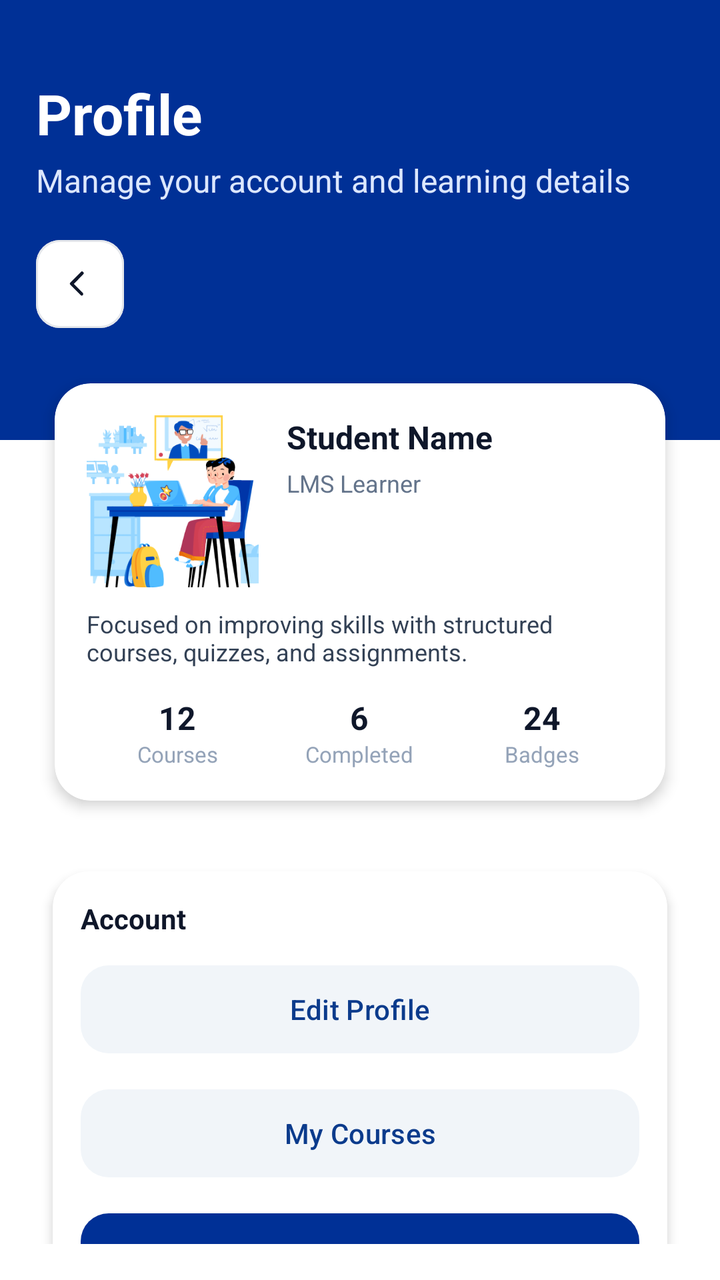
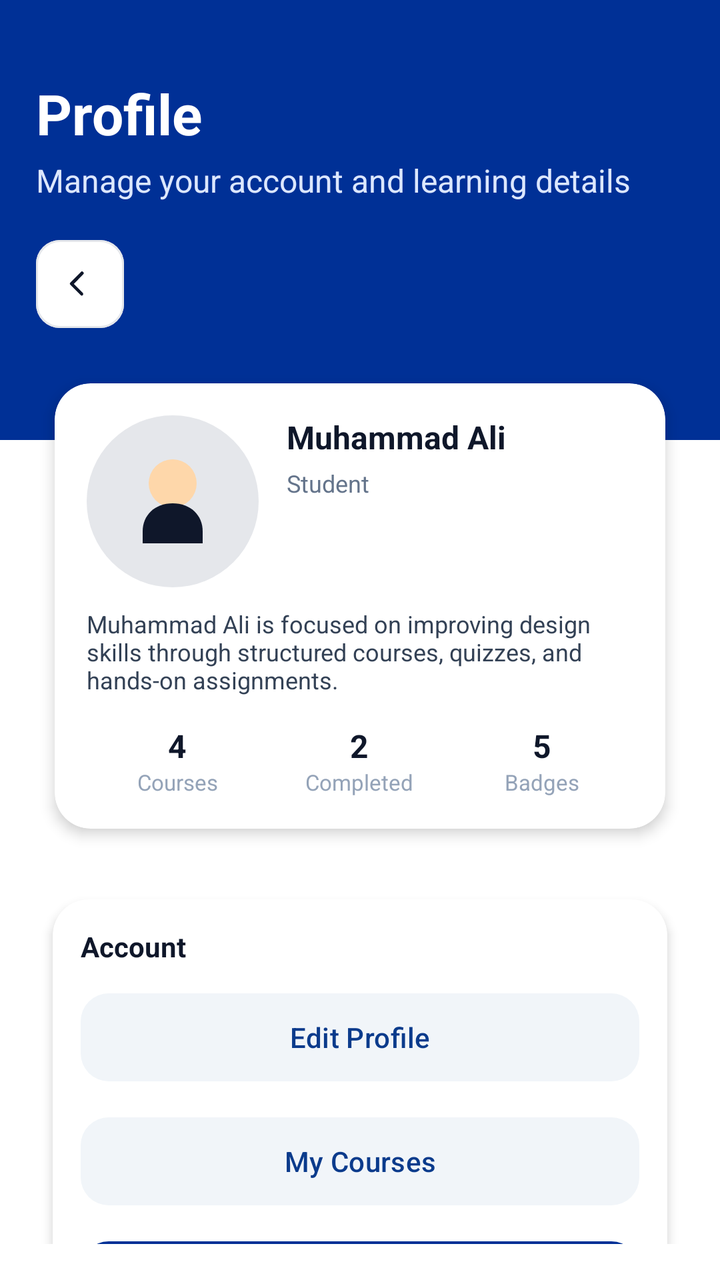

Compare the two renders of this Android layout. The source of the first and the diff that turns it into the second are given below.
<!-- AndroidManifest.xml: application theme Theme.App_Project -->
<!-- res/layout/fragment_profile.xml -->
<?xml version="1.0" encoding="utf-8"?>
<androidx.constraintlayout.widget.ConstraintLayout
    xmlns:android="http://schemas.android.com/apk/res/android"
    xmlns:app="http://schemas.android.com/apk/res-auto"
    android:id="@+id/main"
    android:layout_width="match_parent"
    android:layout_height="match_parent"
    android:background="#FFFFFF">

    <View
        android:id="@+id/headerBg"
        android:layout_width="0dp"
        android:layout_height="220dp"
        android:background="@color/primary_blue"
        app:layout_constraintTop_toTopOf="parent"
        app:layout_constraintStart_toStartOf="parent"
        app:layout_constraintEnd_toEndOf="parent" />

    <TextView
        android:id="@+id/tvHeaderTitle"
        android:layout_width="wrap_content"
        android:layout_height="wrap_content"
        android:layout_marginStart="18dp"
        android:layout_marginTop="38dp"
        android:text="Profile"
        android:textColor="#FFFFFF"
        android:textStyle="bold"
        android:textSize="28sp"
        app:layout_constraintTop_toTopOf="parent"
        app:layout_constraintStart_toStartOf="parent" />

    <TextView
        android:id="@+id/tvHeaderSub"
        android:layout_width="wrap_content"
        android:layout_height="wrap_content"
        android:layout_marginTop="4dp"
        android:text="Manage your account and learning details"
        android:textColor="#DCE7FF"
        android:textSize="16sp"
        app:layout_constraintTop_toBottomOf="@id/tvHeaderTitle"
        app:layout_constraintStart_toStartOf="@id/tvHeaderTitle" />

    <com.google.android.material.button.MaterialButton
        android:id="@+id/btnBack"
        android:layout_width="44dp"
        android:layout_height="44dp"
        android:layout_marginStart="18dp"
        android:layout_marginTop="120dp"
        android:insetLeft="0dp"
        android:insetRight="0dp"
        android:insetTop="0dp"
        android:insetBottom="0dp"
        android:minWidth="0dp"
        android:minHeight="0dp"
        android:padding="10dp"
        app:icon="@drawable/ic_back"
        app:iconSize="20dp"
        app:iconTint="#0F172A"
        app:backgroundTint="#FFFFFF"
        app:strokeColor="#E5E7EB"
        app:strokeWidth="1dp"
        app:cornerRadius="12dp"
        app:layout_constraintTop_toTopOf="parent"
        app:layout_constraintStart_toStartOf="parent" />

    <androidx.constraintlayout.widget.ConstraintLayout
        android:id="@+id/content"
        android:layout_width="0dp"
        android:layout_height="0dp"
        android:layout_marginTop="-40dp"
        android:paddingStart="18dp"
        android:paddingEnd="18dp"
        android:paddingBottom="18dp"
        app:layout_constraintTop_toBottomOf="@id/headerBg"
        app:layout_constraintBottom_toBottomOf="parent"
        app:layout_constraintStart_toStartOf="parent"
        app:layout_constraintEnd_toEndOf="parent">

        <androidx.cardview.widget.CardView
            android:id="@+id/cardProfile"
            android:layout_width="0dp"
            android:layout_height="wrap_content"
            app:cardCornerRadius="18dp"
            app:cardElevation="4dp"
            app:cardUseCompatPadding="true"
            app:layout_constraintTop_toTopOf="parent"
            app:layout_constraintStart_toStartOf="parent"
            app:layout_constraintEnd_toEndOf="parent">

            <androidx.constraintlayout.widget.ConstraintLayout
                android:layout_width="match_parent"
                android:layout_height="wrap_content"
                android:padding="16dp">

                <ImageView
                    android:id="@+id/imgAvatar"
                    android:layout_width="86dp"
                    android:layout_height="86dp"
                    android:src="@drawable/img2"
                    android:scaleType="centerCrop"
                    android:background="@drawable/img2"
                    android:clipToOutline="true"
                    app:layout_constraintTop_toTopOf="parent"
                    app:layout_constraintStart_toStartOf="parent" />

                <TextView
                    android:id="@+id/tvName"
                    android:layout_width="0dp"
                    android:layout_height="wrap_content"
                    android:layout_marginStart="14dp"
                    android:text="Student Name"
                    android:textColor="#0F172A"
                    android:textStyle="bold"
                    android:textSize="16sp"
                    app:layout_constraintTop_toTopOf="@id/imgAvatar"
                    app:layout_constraintStart_toEndOf="@id/imgAvatar"
                    app:layout_constraintEnd_toEndOf="parent" />

                <TextView
                    android:id="@+id/tvRole"
                    android:layout_width="0dp"
                    android:layout_height="wrap_content"
                    android:layout_marginStart="14dp"
                    android:layout_marginTop="4dp"
                    android:text="LMS Learner"
                    android:textColor="#64748B"
                    android:textSize="12sp"
                    app:layout_constraintTop_toBottomOf="@id/tvName"
                    app:layout_constraintStart_toEndOf="@id/imgAvatar"
                    app:layout_constraintEnd_toEndOf="parent" />

                <TextView
                    android:id="@+id/tvBio"
                    android:layout_width="0dp"
                    android:layout_height="wrap_content"
                    android:layout_marginTop="10dp"
                    android:text="Focused on improving skills with structured courses, quizzes, and assignments."
                    android:textColor="#334155"
                    android:textSize="12sp"
                    app:layout_constraintTop_toBottomOf="@id/imgAvatar"
                    app:layout_constraintStart_toStartOf="parent"
                    app:layout_constraintEnd_toEndOf="parent" />

                <LinearLayout
                    android:id="@+id/statsRow"
                    android:layout_width="0dp"
                    android:layout_height="wrap_content"
                    android:layout_marginTop="14dp"
                    android:orientation="horizontal"
                    android:weightSum="3"
                    app:layout_constraintTop_toBottomOf="@id/tvBio"
                    app:layout_constraintStart_toStartOf="parent"
                    app:layout_constraintEnd_toEndOf="parent">

                    <LinearLayout
                        android:layout_width="0dp"
                        android:layout_height="wrap_content"
                        android:layout_weight="1"
                        android:gravity="center"
                        android:orientation="vertical">

                        <TextView
                            android:layout_width="wrap_content"
                            android:layout_height="wrap_content"
                            android:text="12"
                            android:textColor="#0F172A"
                            android:textStyle="bold"
                            android:textSize="16sp" />

                        <TextView
                            android:layout_width="wrap_content"
                            android:layout_height="wrap_content"
                            android:text="Courses"
                            android:textColor="#94A3B8"
                            android:textSize="11sp" />
                    </LinearLayout>

                    <LinearLayout
                        android:layout_width="0dp"
                        android:layout_height="wrap_content"
                        android:layout_weight="1"
                        android:gravity="center"
                        android:orientation="vertical">

                        <TextView
                            android:layout_width="wrap_content"
                            android:layout_height="wrap_content"
                            android:text="6"
                            android:textColor="#0F172A"
                            android:textStyle="bold"
                            android:textSize="16sp" />

                        <TextView
                            android:layout_width="wrap_content"
                            android:layout_height="wrap_content"
                            android:text="Completed"
                            android:textColor="#94A3B8"
                            android:textSize="11sp" />
                    </LinearLayout>

                    <LinearLayout
                        android:layout_width="0dp"
                        android:layout_height="wrap_content"
                        android:layout_weight="1"
                        android:gravity="center"
                        android:orientation="vertical">

                        <TextView
                            android:layout_width="wrap_content"
                            android:layout_height="wrap_content"
                            android:text="24"
                            android:textColor="#0F172A"
                            android:textStyle="bold"
                            android:textSize="16sp" />

                        <TextView
                            android:layout_width="wrap_content"
                            android:layout_height="wrap_content"
                            android:text="Badges"
                            android:textColor="#94A3B8"
                            android:textSize="11sp" />
                    </LinearLayout>

                </LinearLayout>

            </androidx.constraintlayout.widget.ConstraintLayout>
        </androidx.cardview.widget.CardView>

        <androidx.cardview.widget.CardView
            android:id="@+id/cardActions"
            android:layout_width="0dp"
            android:layout_height="wrap_content"
            android:layout_marginTop="14dp"
            app:cardCornerRadius="18dp"
            app:cardElevation="3dp"
            app:cardUseCompatPadding="true"
            app:layout_constraintTop_toBottomOf="@id/cardProfile"
            app:layout_constraintStart_toStartOf="parent"
            app:layout_constraintEnd_toEndOf="parent">

            <LinearLayout
                android:layout_width="match_parent"
                android:layout_height="wrap_content"
                android:orientation="vertical"
                android:padding="14dp">

                <TextView
                    android:layout_width="wrap_content"
                    android:layout_height="wrap_content"
                    android:text="Account"
                    android:textColor="#0F172A"
                    android:textStyle="bold"
                    android:textSize="14sp" />

                <com.google.android.material.button.MaterialButton
                    android:id="@+id/btnEditProfile"
                    android:layout_width="match_parent"
                    android:layout_height="52dp"
                    android:layout_marginTop="10dp"
                    android:text="Edit Profile"
                    android:textAllCaps="false"
                    android:textColor="#0B3B8C"
                    app:backgroundTint="#F1F5F9"
                    app:cornerRadius="14dp" />

                <com.google.android.material.button.MaterialButton
                    android:id="@+id/btnMyCourses"
                    android:layout_width="match_parent"
                    android:layout_height="52dp"
                    android:layout_marginTop="10dp"
                    android:text="My Courses"
                    android:textAllCaps="false"
                    android:textColor="#0B3B8C"
                    app:backgroundTint="#F1F5F9"
                    app:cornerRadius="14dp" />

                <com.google.android.material.button.MaterialButton
                    android:id="@+id/btnLogout"
                    android:layout_width="match_parent"
                    android:layout_height="52dp"
                    android:layout_marginTop="10dp"
                    android:text="Logout"
                    android:textAllCaps="false"
                    android:textColor="#FFFFFF"
                    app:backgroundTint="@color/primary_blue"
                    app:cornerRadius="14dp" />

            </LinearLayout>
        </androidx.cardview.widget.CardView>

    </androidx.constraintlayout.widget.ConstraintLayout>

</androidx.constraintlayout.widget.ConstraintLayout>
<!-- resources referenced by this layout -->
<resources>
  <color name="primary_blue">#003096</color>
  <!-- drawable ic_back (drawable) -->
  <?xml version="1.0" encoding="utf-8"?>
  <vector xmlns:android="http://schemas.android.com/apk/res/android"
      android:width="24dp"
      android:height="24dp"
      android:viewportWidth="24"
      android:viewportHeight="24">
      <path
          android:fillColor="@color/black"
          android:pathData="M15.5,19a1,1 0,0 1,-0.7 -0.3l-6.2,-6.2a1,1 0,0 1,0 -1.4l6.2,-6.2a1,1 0,1 1,1.4 1.4L10.7,12l5.5,5.5A1,1 0,0 1,15.5 19z"/>
  </vector>
  <!-- drawable img2: png bitmap (drawable, 28436 bytes) -->
  <style name="Theme.App_Project" parent="Base.Theme.App_Project" />
  <color name="black">#111827</color>
  <style name="Base.Theme.App_Project" parent="Theme.Material3.DayNight.NoActionBar">
  
  
  
      </style>
</resources>

<!-- the commit's change to res/layout/fragment_profile.xml (unified diff, before → after) -->
@@ -63,8 +63,9 @@
         app:layout_constraintTop_toTopOf="parent"
         app:layout_constraintStart_toStartOf="parent" />
 
-    <androidx.constraintlayout.widget.ConstraintLayout
-        android:id="@+id/content"
+    
+    <androidx.core.widget.NestedScrollView
+        android:id="@+id/scrollContent"
         android:layout_width="0dp"
         android:layout_height="0dp"
         android:layout_marginTop="-40dp"
@@ -76,218 +77,219 @@
         app:layout_constraintStart_toStartOf="parent"
         app:layout_constraintEnd_toEndOf="parent">
 
-        <androidx.cardview.widget.CardView
-            android:id="@+id/cardProfile"
-            android:layout_width="0dp"
+        <LinearLayout
+            android:id="@+id/content"
+            android:layout_width="match_parent"
             android:layout_height="wrap_content"
-            app:cardCornerRadius="18dp"
-            app:cardElevation="4dp"
-            app:cardUseCompatPadding="true"
-            app:layout_constraintTop_toTopOf="parent"
-            app:layout_constraintStart_toStartOf="parent"
-            app:layout_constraintEnd_toEndOf="parent">
-
-            <androidx.constraintlayout.widget.ConstraintLayout
+            android:orientation="vertical">
+
+            <androidx.cardview.widget.CardView
+                android:id="@+id/cardProfile"
                 android:layout_width="match_parent"
                 android:layout_height="wrap_content"
-                android:padding="16dp">
-
-                <ImageView
-                    android:id="@+id/imgAvatar"
-                    android:layout_width="86dp"
-                    android:layout_height="86dp"
-                    android:src="@drawable/img2"
-                    android:scaleType="centerCrop"
-                    android:background="@drawable/img2"
-                    android:clipToOutline="true"
-                    app:layout_constraintTop_toTopOf="parent"
-                    app:layout_constraintStart_toStartOf="parent" />
-
-                <TextView
-                    android:id="@+id/tvName"
-                    android:layout_width="0dp"
+                app:cardCornerRadius="18dp"
+                app:cardElevation="4dp"
+                app:cardUseCompatPadding="true">
+
+                <androidx.constraintlayout.widget.ConstraintLayout
+                    android:layout_width="match_parent"
                     android:layout_height="wrap_content"
-                    android:layout_marginStart="14dp"
-                    android:text="Student Name"
-                    android:textColor="#0F172A"
-                    android:textStyle="bold"
-                    android:textSize="16sp"
-                    app:layout_constraintTop_toTopOf="@id/imgAvatar"
-                    app:layout_constraintStart_toEndOf="@id/imgAvatar"
-                    app:layout_constraintEnd_toEndOf="parent" />
-
-                <TextView
-                    android:id="@+id/tvRole"
-                    android:layout_width="0dp"
-                    android:layout_height="wrap_content"
-                    android:layout_marginStart="14dp"
-                    android:layout_marginTop="4dp"
-                    android:text="LMS Learner"
-                    android:textColor="#64748B"
-                    android:textSize="12sp"
-                    app:layout_constraintTop_toBottomOf="@id/tvName"
-                    app:layout_constraintStart_toEndOf="@id/imgAvatar"
-                    app:layout_constraintEnd_toEndOf="parent" />
-
-                <TextView
-                    android:id="@+id/tvBio"
-                    android:layout_width="0dp"
-                    android:layout_height="wrap_content"
-                    android:layout_marginTop="10dp"
-                    android:text="Focused on improving skills with structured courses, quizzes, and assignments."
-                    android:textColor="#334155"
-                    android:textSize="12sp"
-                    app:layout_constraintTop_toBottomOf="@id/imgAvatar"
-                    app:layout_constraintStart_toStartOf="parent"
-                    app:layout_constraintEnd_toEndOf="parent" />
-
-                <LinearLayout
-                    android:id="@+id/statsRow"
-                    android:layout_width="0dp"
-                    android:layout_height="wrap_content"
-                    android:layout_marginTop="14dp"
-                    android:orientation="horizontal"
-                    android:weightSum="3"
-                    app:layout_constraintTop_toBottomOf="@id/tvBio"
-                    app:layout_constraintStart_toStartOf="parent"
-                    app:layout_constraintEnd_toEndOf="parent">
+                    android:padding="16dp">
+
+                    <ImageView
+                        android:id="@+id/imgAvatar"
+                        android:layout_width="86dp"
+                        android:layout_height="86dp"
+                        android:src="@drawable/ic_male_avatar"
+                        android:scaleType="centerCrop"
+                        android:background="@android:color/transparent"
+                        android:clipToOutline="true"
+                        app:layout_constraintTop_toTopOf="parent"
+                        app:layout_constraintStart_toStartOf="parent" />
+
+                    <TextView
+                        android:id="@+id/tvName"
+                        android:layout_width="0dp"
+                        android:layout_height="wrap_content"
+                        android:layout_marginStart="14dp"
+                        android:text="Muhammad Ali"
+                        android:textColor="#0F172A"
+                        android:textStyle="bold"
+                        android:textSize="16sp"
+                        app:layout_constraintTop_toTopOf="@id/imgAvatar"
+                        app:layout_constraintStart_toEndOf="@id/imgAvatar"
+                        app:layout_constraintEnd_toEndOf="parent" />
+
+                    <TextView
+                        android:id="@+id/tvRole"
+                        android:layout_width="0dp"
+                        android:layout_height="wrap_content"
+                        android:layout_marginStart="14dp"
+                        android:layout_marginTop="4dp"
+                        android:text="Student"
+                        android:textColor="#64748B"
+                        android:textSize="12sp"
+                        app:layout_constraintTop_toBottomOf="@id/tvName"
+                        app:layout_constraintStart_toEndOf="@id/imgAvatar"
+                        app:layout_constraintEnd_toEndOf="parent" />
+
+                    <TextView
+                        android:id="@+id/tvBio"
+                        android:layout_width="0dp"
+                        android:layout_height="wrap_content"
+                        android:layout_marginTop="10dp"
+                        android:text="Muhammad Ali is focused on improving design skills through structured courses, quizzes, and hands-on assignments."
+                        android:textColor="#334155"
+                        android:textSize="12sp"
+                        app:layout_constraintTop_toBottomOf="@id/imgAvatar"
+                        app:layout_constraintStart_toStartOf="parent"
+                        app:layout_constraintEnd_toEndOf="parent" />
 
                     <LinearLayout
-                        android:layout_width="0dp"
-                        android:layout_height="wrap_content"
-                        android:layout_weight="1"
-                        android:gravity="center"
-                        android:orientation="vertical">
-
-                        <TextView
-                            android:layout_width="wrap_content"
+                        android:id="@+id/statsRow"
+                        android:layout_width="0dp"
+                        android:layout_height="wrap_content"
+                        android:layout_marginTop="14dp"
+                        android:orientation="horizontal"
+                        android:weightSum="3"
+                        app:layout_constraintTop_toBottomOf="@id/tvBio"
+                        app:layout_constraintStart_toStartOf="parent"
+                        app:layout_constraintEnd_toEndOf="parent">
+
+                        <LinearLayout
+                            android:layout_width="0dp"
                             android:layout_height="wrap_content"
-                            android:text="12"
-                            android:textColor="#0F172A"
-                            android:textStyle="bold"
-                            android:textSize="16sp" />
-
-                        <TextView
-                            android:layout_width="wrap_content"
+                            android:layout_weight="1"
+                            android:gravity="center"
+                            android:orientation="vertical">
+
+                            <TextView
+                                android:layout_width="wrap_content"
+                                android:layout_height="wrap_content"
+                                android:text="4"
+                                android:textColor="#0F172A"
+                                android:textStyle="bold"
+                                android:textSize="16sp" />
+
+                            <TextView
+                                android:layout_width="wrap_content"
+                                android:layout_height="wrap_content"
+                                android:text="Courses"
+                                android:textColor="#94A3B8"
+                                android:textSize="11sp" />
+                        </LinearLayout>
+
+                        <LinearLayout
+                            android:layout_width="0dp"
                             android:layout_height="wrap_content"
-                            android:text="Courses"
-                            android:textColor="#94A3B8"
-                            android:textSize="11sp" />
+                            android:layout_weight="1"
+                            android:gravity="center"
+                            android:orientation="vertical">
+
+                            <TextView
+                                android:layout_width="wrap_content"
+                                android:layout_height="wrap_content"
+                                android:text="2"
+                                android:textColor="#0F172A"
+                                android:textStyle="bold"
+                                android:textSize="16sp" />
+
+                            <TextView
+                                android:layout_width="wrap_content"
+                                android:layout_height="wrap_content"
+                                android:text="Completed"
+                                android:textColor="#94A3B8"
+                                android:textSize="11sp" />
+                        </LinearLayout>
+
+                        <LinearLayout
+                            android:layout_width="0dp"
+                            android:layout_height="wrap_content"
+                            android:layout_weight="1"
+                            android:gravity="center"
+                            android:orientation="vertical">
+
+                            <TextView
+                                android:layout_width="wrap_content"
+                                android:layout_height="wrap_content"
+                                android:text="5"
+                                android:textColor="#0F172A"
+                                android:textStyle="bold"
+                                android:textSize="16sp" />
+
+                            <TextView
+                                android:layout_width="wrap_content"
+                                android:layout_height="wrap_content"
+                                android:text="Badges"
+                                android:textColor="#94A3B8"
+                                android:textSize="11sp" />
+                        </LinearLayout>
+
                     </LinearLayout>
 
-                    <LinearLayout
-                        android:layout_width="0dp"
-                        android:layout_height="wrap_content"
-                        android:layout_weight="1"
-                        android:gravity="center"
-                        android:orientation="vertical">
-
-                        <TextView
-                            android:layout_width="wrap_content"
-                            android:layout_height="wrap_content"
-                            android:text="6"
-                            android:textColor="#0F172A"
-                            android:textStyle="bold"
-                            android:textSize="16sp" />
-
-                        <TextView
-                            android:layout_width="wrap_content"
-                            android:layout_height="wrap_content"
-                            android:text="Completed"
-                            android:textColor="#94A3B8"
-                            android:textSize="11sp" />
-                    </LinearLayout>
-
-                    <LinearLayout
-                        android:layout_width="0dp"
-                        android:layout_height="wrap_content"
-                        android:layout_weight="1"
-                        android:gravity="center"
-                        android:orientation="vertical">
-
-                        <TextView
-                            android:layout_width="wrap_content"
-                            android:layout_height="wrap_content"
-                            android:text="24"
-                            android:textColor="#0F172A"
-                            android:textStyle="bold"
-                            android:textSize="16sp" />
-
-                        <TextView
-                            android:layout_width="wrap_content"
-                            android:layout_height="wrap_content"
-                            android:text="Badges"
-                            android:textColor="#94A3B8"
-                            android:textSize="11sp" />
-                    </LinearLayout>
-
-                </LinearLayout>
-
-            </androidx.constraintlayout.widget.ConstraintLayout>
-        </androidx.cardview.widget.CardView>
-
-        <androidx.cardview.widget.CardView
-            android:id="@+id/cardActions"
-            android:layout_width="0dp"
-            android:layout_height="wrap_content"
-            android:layout_marginTop="14dp"
-            app:cardCornerRadius="18dp"
-            app:cardElevation="3dp"
-            app:cardUseCompatPadding="true"
-            app:layout_constraintTop_toBottomOf="@id/cardProfile"
-            app:layout_constraintStart_toStartOf="parent"
-            app:layout_constraintEnd_toEndOf="parent">
-
-            <LinearLayout
+                </androidx.constraintlayout.widget.ConstraintLayout>
+            </androidx.cardview.widget.CardView>
+
+            <androidx.cardview.widget.CardView
+                android:id="@+id/cardActions"
                 android:layout_width="match_parent"
                 android:layout_height="wrap_content"
-                android:orientation="vertical"
-                android:padding="14dp">
-
-                <TextView
-                    android:layout_width="wrap_content"
+                android:layout_marginTop="14dp"
+                app:cardCornerRadius="18dp"
+                app:cardElevation="3dp"
+                app:cardUseCompatPadding="true">
+
+                <LinearLayout
+                    android:layout_width="match_parent"
                     android:layout_height="wrap_content"
-                    android:text="Account"
-                    android:textColor="#0F172A"
-                    android:textStyle="bold"
-                    android:textSize="14sp" />
-
-                <com.google.android.material.button.MaterialButton
-                    android:id="@+id/btnEditProfile"
-                    android:layout_width="match_parent"
-                    android:layout_height="52dp"
-                    android:layout_marginTop="10dp"
-                    android:text="Edit Profile"
-                    android:textAllCaps="false"
-                    android:textColor="#0B3B8C"
-                    app:backgroundTint="#F1F5F9"
-                    app:cornerRadius="14dp" />
-
-                <com.google.android.material.button.MaterialButton
-                    android:id="@+id/btnMyCourses"
-                    android:layout_width="match_parent"
-                    android:layout_height="52dp"
-                    android:layout_marginTop="10dp"
-                    android:text="My Courses"
-                    android:textAllCaps="false"
-                    android:textColor="#0B3B8C"
-                    app:backgroundTint="#F1F5F9"
-                    app:cornerRadius="14dp" />
-
-                <com.google.android.material.button.MaterialButton
-                    android:id="@+id/btnLogout"
-                    android:layout_width="match_parent"
-                    android:layout_height="52dp"
-                    android:layout_marginTop="10dp"
-                    android:text="Logout"
-                    android:textAllCaps="false"
-                    android:textColor="#FFFFFF"
-                    app:backgroundTint="@color/primary_blue"
-                    app:cornerRadius="14dp" />
-
-            </LinearLayout>
-        </androidx.cardview.widget.CardView>
-
-    </androidx.constraintlayout.widget.ConstraintLayout>
+                    android:orientation="vertical"
+                    android:padding="14dp">
+
+                    <TextView
+                        android:layout_width="wrap_content"
+                        android:layout_height="wrap_content"
+                        android:text="Account"
+                        android:textColor="#0F172A"
+                        android:textStyle="bold"
+                        android:textSize="14sp" />
+
+                    <com.google.android.material.button.MaterialButton
+                        android:id="@+id/btnEditProfile"
+                        android:layout_width="match_parent"
+                        android:layout_height="52dp"
+                        android:layout_marginTop="10dp"
+                        android:text="Edit Profile"
+                        android:textAllCaps="false"
+                        android:textColor="#0B3B8C"
+                        app:backgroundTint="#F1F5F9"
+                        app:cornerRadius="14dp" />
+
+                    <com.google.android.material.button.MaterialButton
+                        android:id="@+id/btnMyCourses"
+                        android:layout_width="match_parent"
+                        android:layout_height="52dp"
+                        android:layout_marginTop="10dp"
+                        android:text="My Courses"
+                        android:textAllCaps="false"
+                        android:textColor="#0B3B8C"
+                        app:backgroundTint="#F1F5F9"
+                        app:cornerRadius="14dp" />
+
+                    <com.google.android.material.button.MaterialButton
+                        android:id="@+id/btnLogout"
+                        android:layout_width="match_parent"
+                        android:layout_height="52dp"
+                        android:layout_marginTop="10dp"
+                        android:text="Logout"
+                        android:textAllCaps="false"
+                        android:textColor="#FFFFFF"
+                        app:backgroundTint="@color/primary_blue"
+                        app:cornerRadius="14dp" />
+
+                </LinearLayout>
+            </androidx.cardview.widget.CardView>
+
+        </LinearLayout>
+    </androidx.core.widget.NestedScrollView>
 
 </androidx.constraintlayout.widget.ConstraintLayout>
<!-- resource entries referenced after the edit -->
@@ -12,7 +12,26 @@
           android:fillColor="@color/black"
           android:pathData="M15.5,19a1,1 0,0 1,-0.7 -0.3l-6.2,-6.2a1,1 0,0 1,0 -1.4l6.2,-6.2a1,1 0,1 1,1.4 1.4L10.7,12l5.5,5.5A1,1 0,0 1,15.5 19z"/>
   </vector>
-  <!-- drawable img2: png bitmap (drawable, 28436 bytes) -->
+  <!-- drawable ic_male_avatar (drawable) -->
+  <?xml version="1.0" encoding="utf-8"?>
+  <vector xmlns:android="http://schemas.android.com/apk/res/android"
+      android:width="86dp"
+      android:height="86dp"
+      android:viewportWidth="86"
+      android:viewportHeight="86">
+  
+      <path
+          android:fillColor="#E5E7EB"
+          android:pathData="M43,43m-43,0a43,43 0,1 1,86 0a43,43 0,1 1,-86 0" />
+  
+      <path
+          android:fillColor="#FED7AA"
+          android:pathData="M43,22a12,12 0,1 1,0 24a12,12 0,1 1,0 -24z" />
+  
+      <path
+          android:fillColor="#0F172A"
+          android:pathData="M28,58c0,-8 6,-14 15,-14h0c9,0 15,6 15,14v6H28z" />
+  </vector>
   <style name="Theme.App_Project" parent="Base.Theme.App_Project" />
   <color name="black">#111827</color>
   <style name="Base.Theme.App_Project" parent="Theme.Material3.DayNight.NoActionBar">
